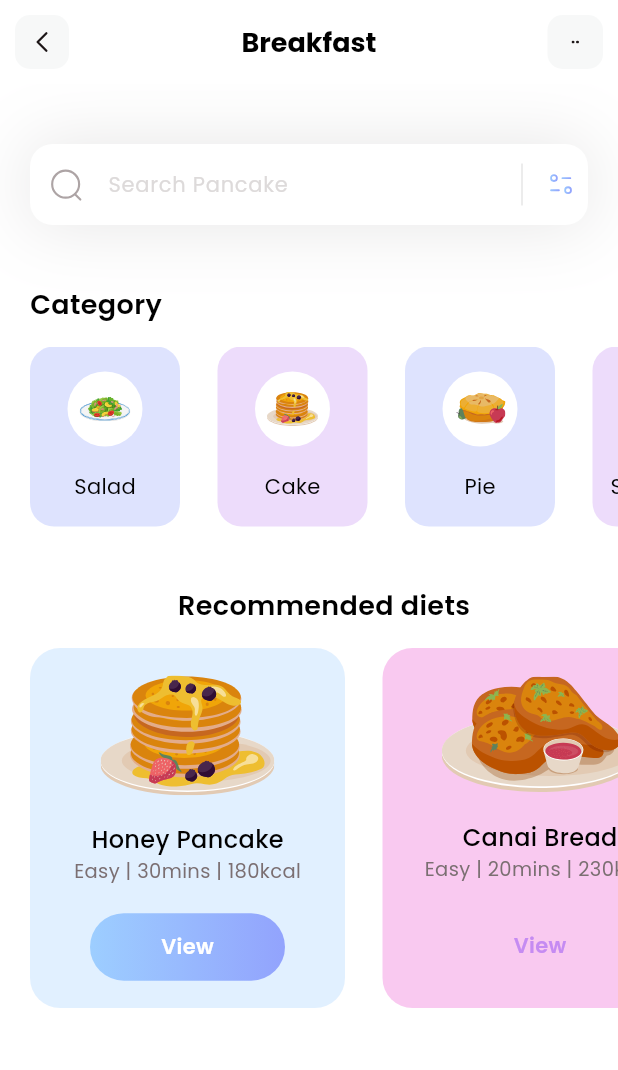
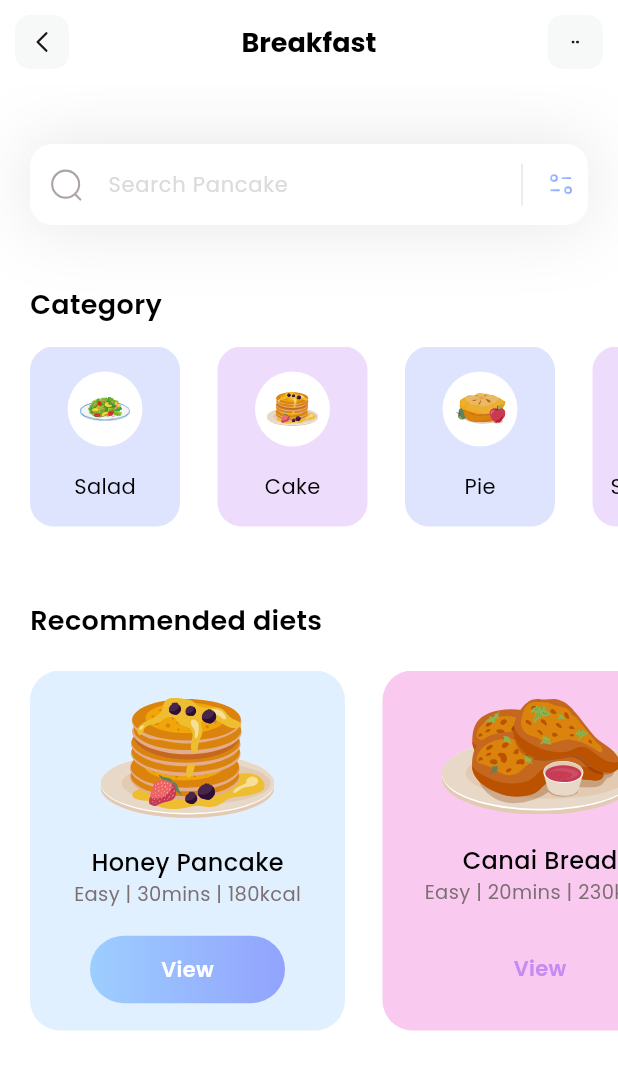
Before and after one commit to UlugKh/FitnessMobileApp-Flutter-, a Flutter app: the screen it shows after launch, on a phone screen of 412 x 824 dp. Shown: the top 1070 px of the screen. Run offline on Flutter 3.47's test engine with Material 3 defaults, Android fonts, the phone set to English and light mode, and no system bars; our stand-ins replace flutter_svg.

Commit message:
minor fixes: Text alignment for diet section changed to start; the distance between sections has been increased slightly.

```diff
--- a/lib/pages/home.dart
+++ b/lib/pages/home.dart
@@ -40,7 +40,7 @@ class _HomePageState extends State<HomePage> {
           _searchField(),
           SizedBox(height: 40,),
           _categoriesSection(),
-          SizedBox(height: 40,),
+          SizedBox(height: 50,),
           _dietSection()
         ],
       )
@@ -49,6 +49,7 @@ class _HomePageState extends State<HomePage> {
 
   Column _dietSection() {
     return Column(
+      crossAxisAlignment: CrossAxisAlignment.start,
           children: [
             Padding(
               padding: const EdgeInsets.only(left: 20.0),
@@ -61,7 +62,7 @@ class _HomePageState extends State<HomePage> {
                 )
               ),
             ),
-            SizedBox(height: 15,),
+            SizedBox(height: 20,),
             Container(
               height: 240,
               child: ListView.separated(
```
